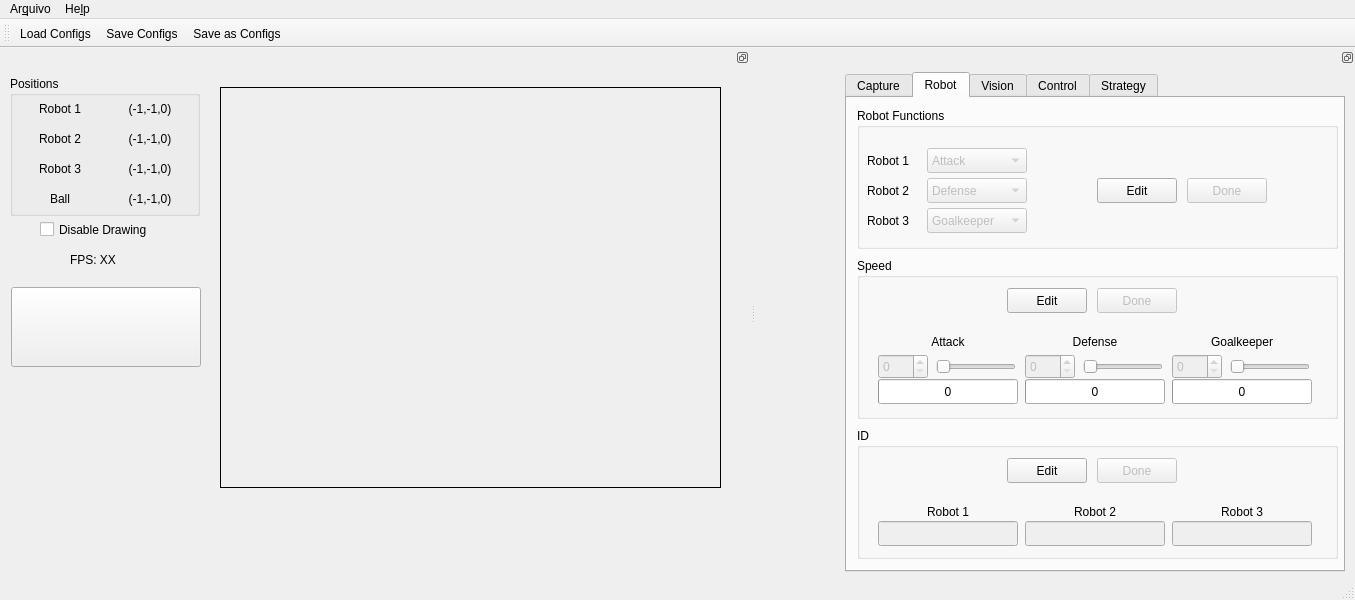
PEQUI-MEC/PY-VSSS-INF, file interface/mainwindow.ui: the form before one commit.
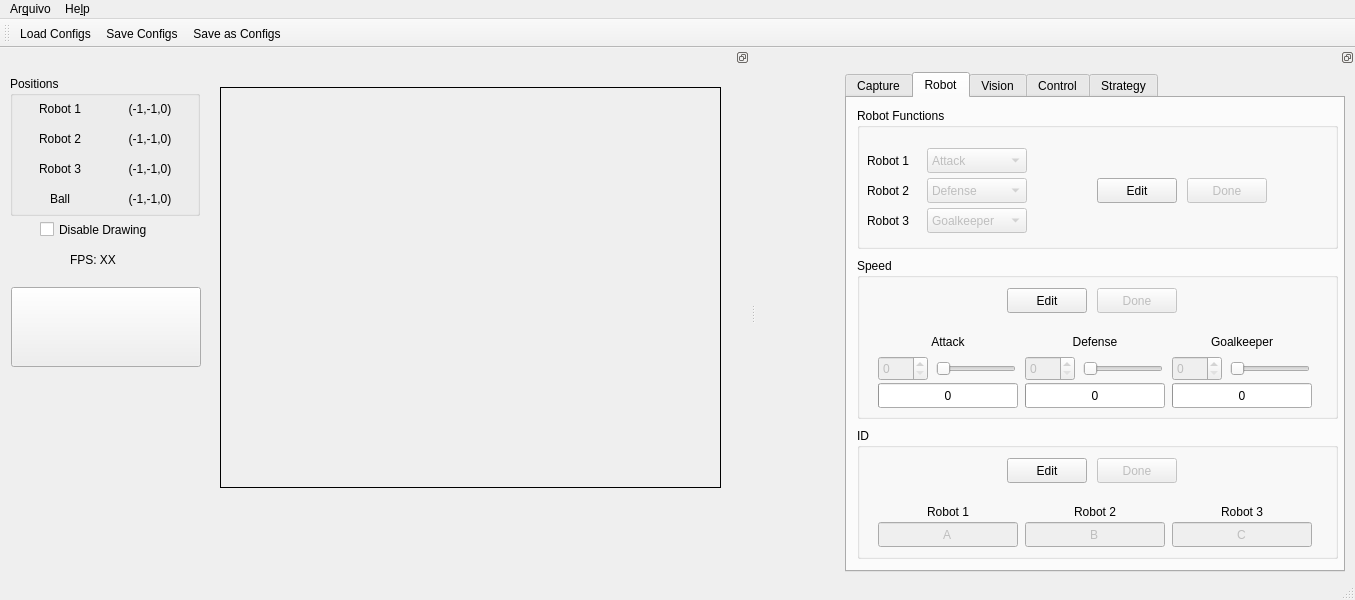
The form after the commit. The open tabs and pages were chosen to show the change. Icons and pictures are not drawn.

```diff
--- a/interface/mainwindow.ui
+++ b/interface/mainwindow.ui
@@ -1779,7 +1779,7 @@
           <x>9</x>
           <y>60</y>
           <width>461</width>
-          <height>91</height>
+          <height>97</height>
          </rect>
         </property>
         <layout class="QHBoxLayout" name="horizontalLayout">
@@ -2223,7 +2223,7 @@
           <x>9</x>
           <y>60</y>
           <width>461</width>
-          <height>60</height>
+          <height>62</height>
          </rect>
         </property>
         <layout class="QHBoxLayout" name="horizontalLayourRobotID">
@@ -2268,6 +2268,9 @@
                <height>25</height>
               </size>
              </property>
+             <property name="text">
+              <string>A</string>
+             </property>
              <property name="alignment">
               <set>Qt::AlignCenter</set>
              </property>
@@ -2316,6 +2319,9 @@
                <height>25</height>
               </size>
              </property>
+             <property name="text">
+              <string>B</string>
+             </property>
              <property name="alignment">
               <set>Qt::AlignCenter</set>
              </property>
@@ -2364,6 +2370,9 @@
                <height>25</height>
               </size>
              </property>
+             <property name="text">
+              <string>C</string>
+             </property>
              <property name="alignment">
               <set>Qt::AlignCenter</set>
              </property>
```
Left out of the diff: 14 changed lines with no effect on the pictures.
